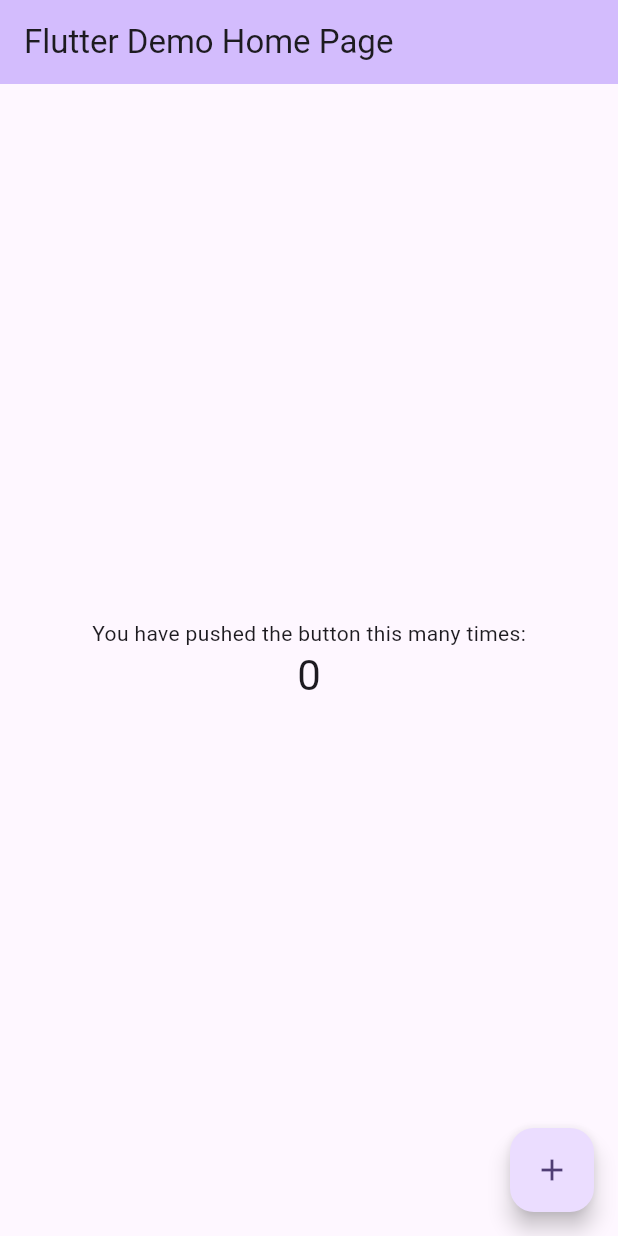
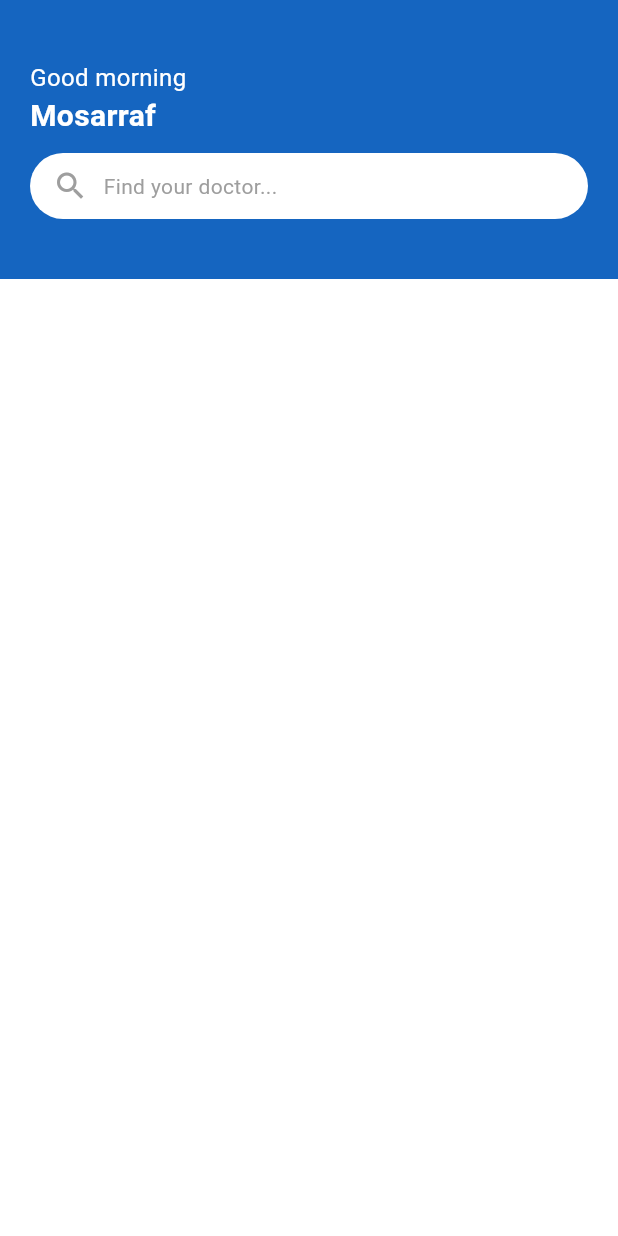
Before and after one commit to Honorine684/flutterDay04, a Flutter app: the screen it shows after launch, on a phone screen of 412 x 824 dp. Run offline on Flutter 3.47's test engine with Material 3 defaults, Android fonts, the phone set to English and light mode, and no system bars.

Commit message:
ajout de l'en-tête avec le message de bienvenue et la barre de recherche

```diff
--- /dev/null
+++ b/mediclic/lib/acceuil.dart
@@ -0,0 +1,51 @@
+import 'package:flutter/material.dart';
+
+class Acceuil extends StatelessWidget {
+  @override
+  Widget build(BuildContext context) {
+    return Scaffold(
+        backgroundColor: Colors.white,
+        body: SafeArea(
+            child: SingleChildScrollView(
+                child: Column(children: [
+          Container(
+              padding: EdgeInsets.all(20),
+              color: Colors.blue[800],
+              child: Column(
+                crossAxisAlignment: CrossAxisAlignment.start,
+                children: [
+                  SizedBox(height: 20),
+                  Text(
+                    "Good morning",
+                    style: TextStyle(color: Colors.white, fontSize: 16),
+                  ),
+                  Text(
+                    "Mosarraf",
+                    style: TextStyle(
+                        color: Colors.white,
+                        fontSize: 20,
+                        fontWeight: FontWeight.bold),
+                  ),
+                  SizedBox(height: 10),
+                  Container(
+                    padding: EdgeInsets.symmetric(horizontal: 15, vertical: 10),
+                    decoration: BoxDecoration(
+                      color: Colors.white,
+                      borderRadius: BorderRadius.circular(30),
+                    ),
+                    child: Row(
+                      children: [
+                        Icon(Icons.search, color: Colors.grey),
+                        SizedBox(width: 10),
+                        Text("Find your doctor...",
+                            style: TextStyle(color: Colors.grey)),
+                      ],
+                    ),
+                  ),
+                  SizedBox(height: 20),
+
+                ],
+              ))
+        ]))));
+  }
+}
--- a/mediclic/lib/main.dart
+++ b/mediclic/lib/main.dart
@@ -1,4 +1,5 @@
 import 'package:flutter/material.dart';
+import 'package:mediclic/acceuil.dart';
 
 void main() {
   runApp(const MyApp());
@@ -13,40 +14,16 @@
     return MaterialApp(
       title: 'Flutter Demo',
       theme: ThemeData(
-        // This is the theme of your application.
-        //
-        // TRY THIS: Try running your application with "flutter run". You'll see
-        // the application has a purple toolbar. Then, without quitting the app,
-        // try changing the seedColor in the colorScheme below to Colors.green
-        // and then invoke "hot reload" (save your changes or press the "hot
-        // reload" button in a Flutter-supported IDE, or press "r" if you used
-        // the command line to start the app).
-        //
-        // Notice that the counter didn't reset back to zero; the application
-        // state is not lost during the reload. To reset the state, use hot
-        // restart instead.
-        //
-        // This works for code too, not just values: Most code changes can be
-        // tested with just a hot reload.
         colorScheme: ColorScheme.fromSeed(seedColor: Colors.deepPurple),
         useMaterial3: true,
       ),
-      home: const MyHomePage(title: 'Flutter Demo Home Page'),
+      home:  Acceuil(),
     );
   }
 }
 
 class MyHomePage extends StatefulWidget {
   const MyHomePage({super.key, required this.title});
-
-  // This widget is the home page of your application. It is stateful, meaning
-  // that it has a State object (defined below) that contains fields that affect
-  // how it looks.
-
-  // This class is the configuration for the state. It holds the values (in this
-  // case the title) provided by the parent (in this case the App widget) and
-  // used by the build method of the State. Fields in a Widget subclass are
-  // always marked "final".
 
   final String title;
 
@@ -59,50 +36,19 @@
 
   void _incrementCounter() {
     setState(() {
-      // This call to setState tells the Flutter framework that something has
-      // changed in this State, which causes it to rerun the build method below
-      // so that the display can reflect the updated values. If we changed
-      // _counter without calling setState(), then the build method would not be
-      // called again, and so nothing would appear to happen.
       _counter++;
     });
   }
 
   @override
   Widget build(BuildContext context) {
-    // This method is rerun every time setState is called, for instance as done
-    // by the _incrementCounter method above.
-    //
-    // The Flutter framework has been optimized to make rerunning build methods
-    // fast, so that you can just rebuild anything that needs updating rather
-    // than having to individually change instances of widgets.
     return Scaffold(
       appBar: AppBar(
-        // TRY THIS: Try changing the color here to a specific color (to
-        // Colors.amber, perhaps?) and trigger a hot reload to see the AppBar
-        // change color while the other colors stay the same.
         backgroundColor: Theme.of(context).colorScheme.inversePrimary,
-        // Here we take the value from the MyHomePage object that was created by
-        // the App.build method, and use it to set our appbar title.
         title: Text(widget.title),
       ),
       body: Center(
-        // Center is a layout widget. It takes a single child and positions it
-        // in the middle of the parent.
         child: Column(
-          // Column is also a layout widget. It takes a list of children and
-          // arranges them vertically. By default, it sizes itself to fit its
-          // children horizontally, and tries to be as tall as its parent.
-          //
-          // Column has various properties to control how it sizes itself and
-          // how it positions its children. Here we use mainAxisAlignment to
-          // center the children vertically; the main axis here is the vertical
-          // axis because Columns are vertical (the cross axis would be
-          // horizontal).
-          //
-          // TRY THIS: Invoke "debug painting" (choose the "Toggle Debug Paint"
-          // action in the IDE, or press "p" in the console), to see the
-          // wireframe for each widget.
           mainAxisAlignment: MainAxisAlignment.center,
           children: <Widget>[
             const Text(
--- a/mediclic/pubspec.yaml
+++ b/mediclic/pubspec.yaml
@@ -58,8 +58,8 @@ flutter:
   uses-material-design: true
 
   # To add assets to your application, add an assets section, like this:
-  # assets:
-  #   - images/a_dot_burr.jpeg
+  assets:
+    - assets/image/
   #   - images/a_dot_ham.jpeg
 
   # An image asset can refer to one or more resolution-specific "variants", see
```
Also changed, not shown: mediclic/assets/image/hopital.png (added), mediclic/assets/image/medecin.png (added), mediclic/assets/image/pilules.png (added), 1 other file.
